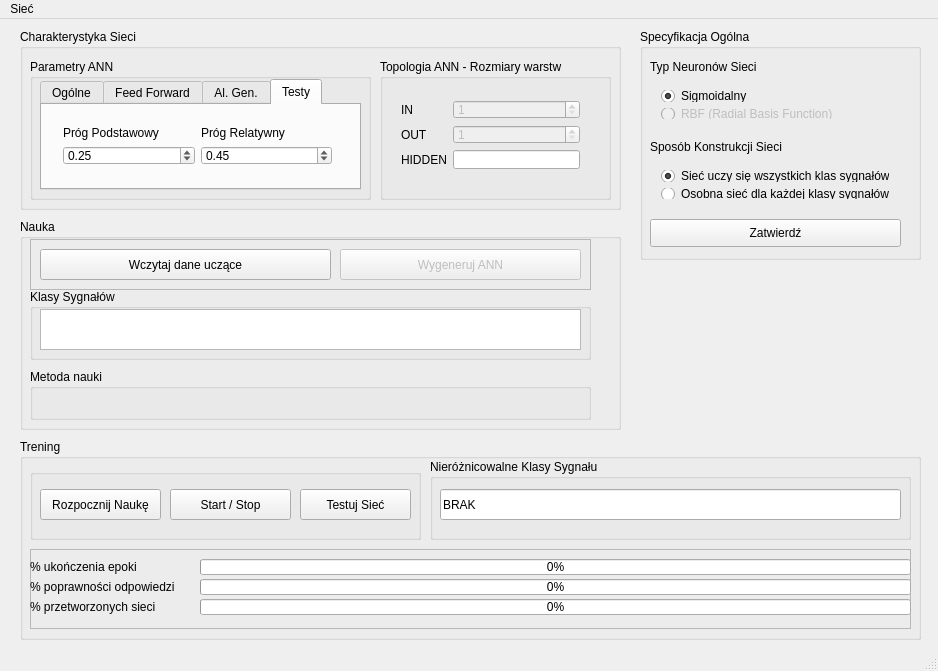
coyote443/NeuralNetForMarket, file mainwindow.ui: the form before one commit.
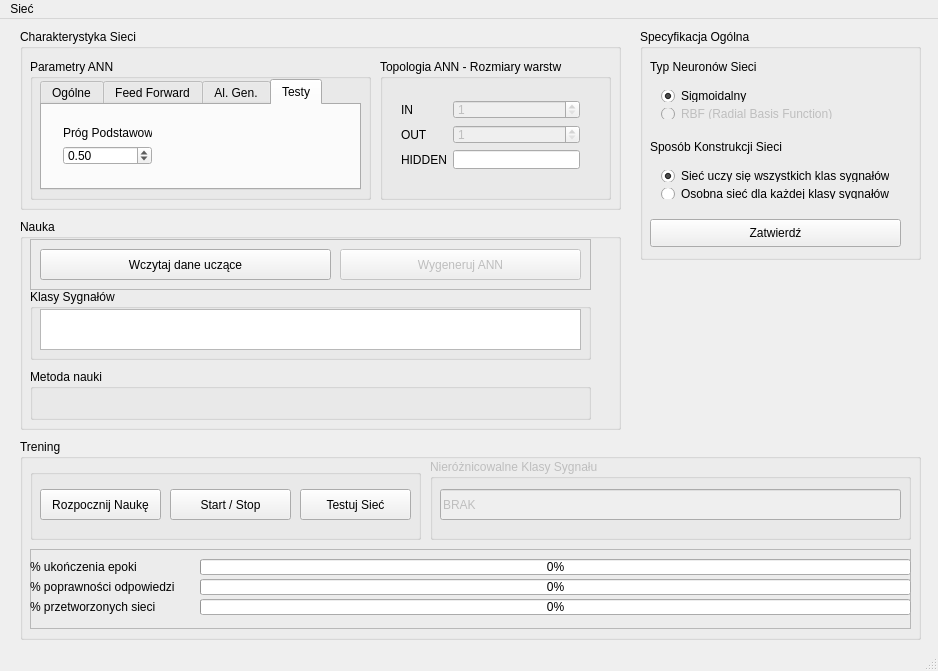
The form after the commit. The open tabs and pages were chosen to show the change.

```diff
--- a/mainwindow.ui
+++ b/mainwindow.ui
@@ -472,7 +472,7 @@
          <rect>
           <x>10</x>
           <y>10</y>
-          <width>291</width>
+          <width>111</width>
           <height>61</height>
          </rect>
         </property>
@@ -486,13 +486,6 @@
              </property>
             </widget>
            </item>
-           <item>
-            <widget class="QLabel" name="label_5">
-             <property name="text">
-              <string>Próg Relatywny</string>
-             </property>
-            </widget>
-           </item>
           </layout>
          </item>
          <item>
@@ -500,22 +493,6 @@
            <item>
             <widget class="QDoubleSpinBox" name="doubleSpinBoxBasicThreshold">
              <property name="whatsThis">
-              <string>&lt;html&gt;&lt;head/&gt;&lt;body&gt;&lt;p&gt;Jest to wartość powyżej której uznajemy że reakcja sieci na daną klasę sygnału jest w wystarczającym stopniu satysfakcjonująca.&lt;/p&gt;&lt;/body&gt;&lt;/html&gt;</string>
-             </property>
-             <property name="maximum">
-              <double>1.000000000000000</double>
-             </property>
-             <property name="singleStep">
-              <double>0.010000000000000</double>
-             </property>
-             <property name="value">
-              <double>0.250000000000000</double>
-             </property>
-            </widget>
-           </item>
-           <item>
-            <widget class="QDoubleSpinBox" name="doubleSpinBoxRelativeThreshold">
-             <property name="whatsThis">
               <string>&lt;html&gt;&lt;head/&gt;&lt;body&gt;&lt;p&gt;Jeśli dla sieci nauczonej reakcji na klasę sygnału A, nastąpi równocześnie pobudliwość na sygnał klasy B, i zostanie przekroczony ten próg, to informacja o plikach sygnałów wejściowych dla których wystąpiło przekroczenie zostanie umieszczona w pliku .log&lt;/p&gt;&lt;/body&gt;&lt;/html&gt;</string>
              </property>
              <property name="maximum">
@@ -525,7 +502,7 @@
               <double>0.010000000000000</double>
              </property>
              <property name="value">
-              <double>0.450000000000000</double>
+              <double>0.500000000000000</double>
              </property>
             </widget>
            </item>
@@ -699,6 +676,9 @@
      </widget>
     </widget>
     <widget class="QGroupBox" name="groupBoxNonDiffClasesView">
+     <property name="enabled">
+      <bool>false</bool>
+     </property>
      <property name="geometry">
       <rect>
        <x>410</x>
@@ -712,7 +692,7 @@
      </property>
      <widget class="QLineEdit" name="lineEditDistinction">
       <property name="enabled">
-       <bool>true</bool>
+       <bool>false</bool>
       </property>
       <property name="geometry">
        <rect>
```
Left out of the diff: 10 changed lines with no effect on the pictures.
